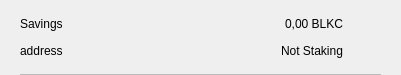
Qt form src/qt/blkc/forms/csrow.ui (BlackHatCoin/BlackHatWallet) before a commit.
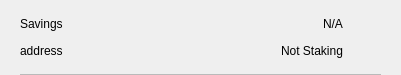
The same form after that commit. Icons and pictures are not drawn.

Diff of the .ui file:
```diff
--- a/src/qt/blkc/forms/csrow.ui
+++ b/src/qt/blkc/forms/csrow.ui
@@ -102,7 +102,7 @@
            <item>
             <widget class="QLabel" name="labelAmount">
              <property name="text">
-              <string>0,00 BLKC</string>
+              <string notr="true">N/A</string>
              </property>
             </widget>
            </item>
```
Left out of the diff: 2 changed lines with no effect on the pictures.
